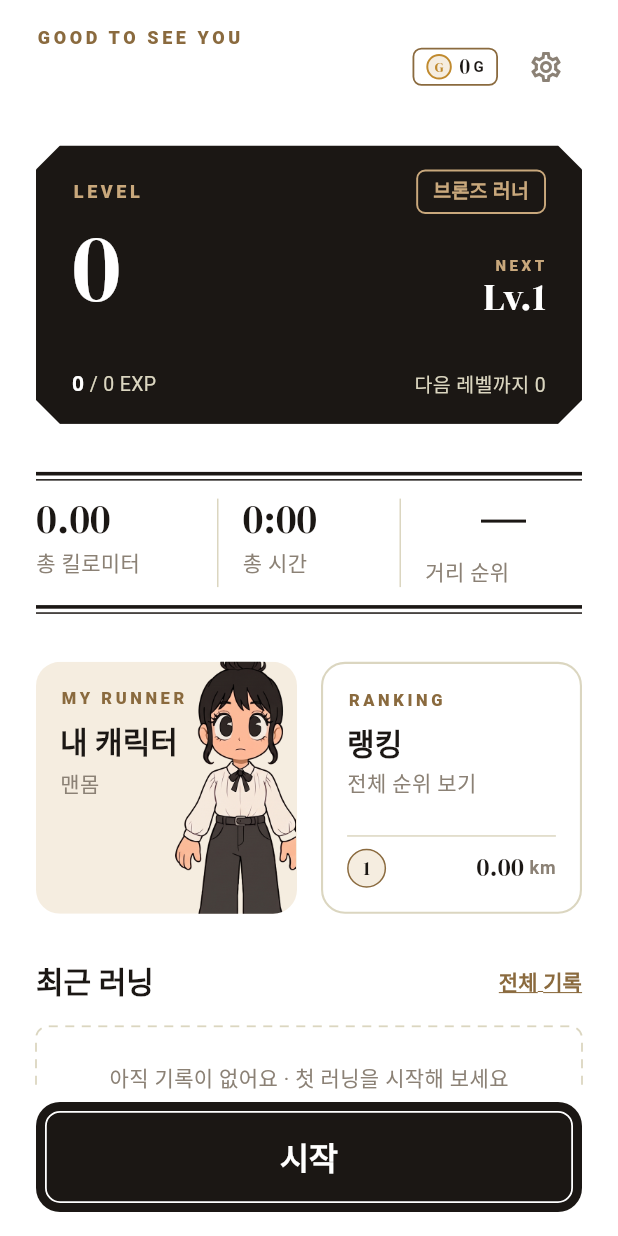
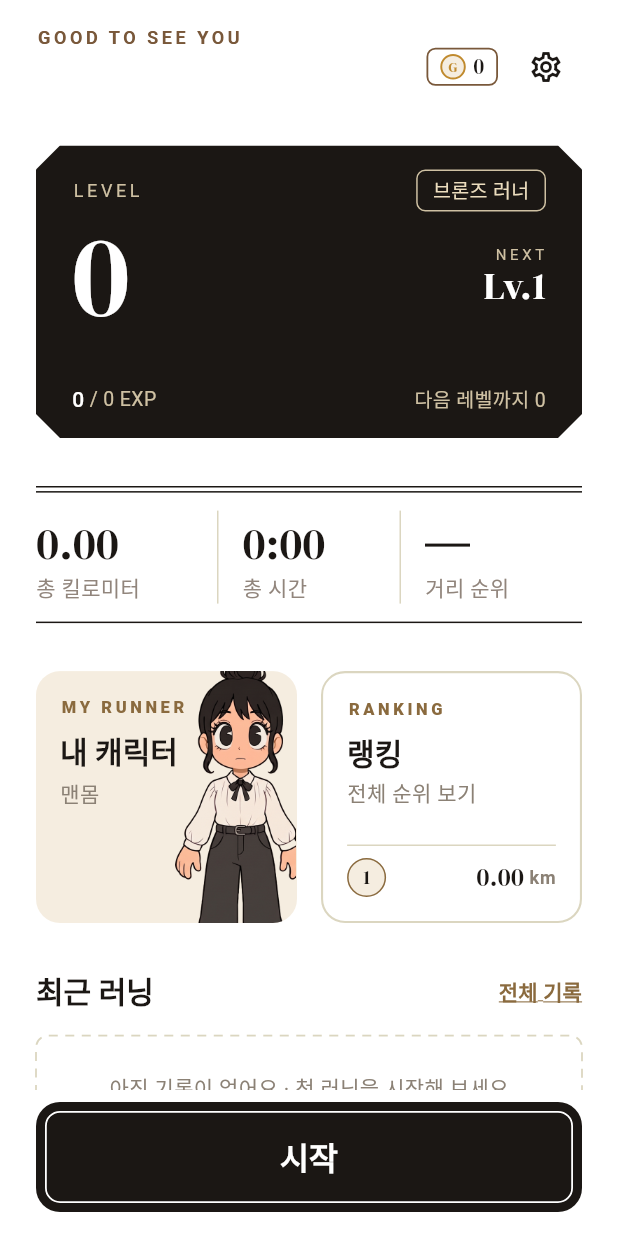
Before and after one commit to 2939202/COINrun, a Flutter app: the screen it shows once a user with an empty profile is signed in, on a phone screen of 412 x 824 dp. Run offline on Flutter 3.47's test engine with Material 3 defaults, Android fonts, the phone set to English and light mode, and no system bars; our stand-ins replace cloud_firestore, firebase_auth, firebase_core, flutter_map, geolocator, latlong2 and 2 more; accounts and stored records are empty; Roboto replaces fonts that are missing (ChosunKm, JayeonSans).

Commit message:
Restyle the home screen with Jayeon Sans and Hahmlet
Co-Authored-By: Claude Opus 5.5 <noreply@anthropic.com>

```diff
--- a/lib/theme/app_theme.dart
+++ b/lib/theme/app_theme.dart
@@ -22,16 +22,24 @@ class AppColors {
   // 포인트 색. 아껴서 씁니다. (레벨업, 지도 경로, 내 순위 강조)
   static const Color accent = Color(0xFF8A6A3E);
 
+  // 홈 화면 인사말과 골드 테두리. accent보다 한 톤 진합니다.
+  static const Color accentDeep = Color(0xFF79583A);
+
   // 검은 카드 위에 올리는 포인트색. 어두운 갈색은 검정 위에서 읽히지 않아 밝게 씁니다.
   static const Color accentOnDark = Color(0xFFC9A87C);
 
   // 검은 카드 위의 빈 칸(진행바 바닥). 너무 어두우면 막대가 아예 안 보입니다.
   static const Color trackOnDark = Color(0xFF4B4139);
 
+  // 검은 카드 위의 글자. 흰색보다 한 톤 낮춰서 숫자(흰색)만 튀게 합니다.
+  static const Color sandOnDark = Color(0xFFCFC1A3); // LEVEL, NEXT, 경험치 설명
+  static const Color paperOnDark = Color(0xFFECDDBE); // 등급표 안 글자
+
   static const Color cream = Color(0xFFF5EDE0); // 카드 배경
   static const Color creamDeep = Color(0xFFF1E8D7); // 캐릭터/잡화점 같은 화면 배경
   static const Color sand = Color(0xFFDBD6C0); // 구분선, 진행바 바닥
   static const Color mute = Color(0xFF8B8175); // 보조 글자
+  static const Color label = Color(0xFF91857C); // 큰 숫자 아래 이름 (총 킬로미터 ...)
   static const Color gold = Color(0xFFC08A2E); // 골드 숫자
 
   static const Color error = Color(0xFFB4442A);
@@ -66,10 +74,18 @@ class AppTheme {
   // 한글 글꼴
   static const String koreanFont = 'ChosunKm';
 
+  // 고딕. 검은 카드 글자와 홈 화면의 작은 이름들에 씁니다. 굵기는 400, 500 두 가지입니다.
+  static const String sansFont = 'JayeonSans';
+
+  // 한글 세리프. 숫자 글꼴(DMSerif)에는 한글이 없어서 "3위"의 "위"를 이걸로 씁니다.
+  static const String hangulSerifFont = 'Hahmlet';
+
   static const TextStyle number = TextStyle(
     fontFamily: numberFont,
     height: 1.0,
   );
+
+  static const TextStyle sans = TextStyle(fontFamily: sansFont);
 
   // 영문 소제목 (GOOD TO SEE YOU, LEVEL, MY RUNNER ...)
   static const TextStyle caption = TextStyle(
--- a/lib/widgets/home_widgets.dart
+++ b/lib/widgets/home_widgets.dart
@@ -35,7 +35,19 @@ class HomeHeader extends StatelessWidget {
           child: Column(
             crossAxisAlignment: CrossAxisAlignment.start,
             children: [
-              Text('GOOD TO SEE YOU', style: AppTheme.caption),
+              Text(
+                'GOOD TO SEE YOU',
+                style: AppTheme.caption.copyWith(
+                  fontFamily: AppTheme.sansFont,
+                  fontWeight: FontWeight.w500,
+                  color: AppColors.accentDeep,
+                  // 자연산스는 Medium(500)이 가장 굵습니다. 그보다 진하게 보이도록
+                  // 같은 색 그림자를 옆으로 살짝 겹칩니다.
+                  shadows: const [
+                    Shadow(color: AppColors.accentDeep, offset: Offset(0.4, 0)),
+                  ],
+                ),
+              ),
               const SizedBox(height: AppSpacing.xs),
               Text(
                 user.nickname,
@@ -50,6 +62,7 @@ class HomeHeader extends StatelessWidget {
         IconButton(
           tooltip: '설정',
           onPressed: onSettings,
+          color: AppColors.black,
           icon: const Icon(Icons.settings_outlined),
         ),
       ],
@@ -65,7 +78,6 @@ class LevelCard extends StatelessWidget {
 
   @override
   Widget build(BuildContext context) {
-    final textTheme = Theme.of(context).textTheme;
     final int needed = RunRules.expToNextLevel(user.level);
     final double progress = (user.exp / needed).clamp(0.0, 1.0);
 
@@ -84,7 +96,11 @@ class LevelCard extends StatelessWidget {
             children: [
               Text(
                 'LEVEL',
-                style: AppTheme.caption.copyWith(color: AppColors.accentOnDark),
+                style: AppTheme.caption.copyWith(
+                  fontFamily: AppTheme.sansFont,
+                  fontWeight: FontWeight.w400,
+                  color: AppColors.sandOnDark,
+                ),
               ),
               const Spacer(),
               // 등급표
@@ -94,14 +110,15 @@ class LevelCard extends StatelessWidget {
                   vertical: 3,
                 ),
                 decoration: BoxDecoration(
-                  border: Border.all(color: AppColors.accentOnDark, width: 1.3),
+                  border: Border.all(color: AppColors.sandOnDark, width: 1),
                   borderRadius: BorderRadius.circular(6),
                 ),
                 child: Text(
                   RunRules.tierName(user.level),
-                  style: textTheme.titleMedium?.copyWith(
-                    color: AppColors.accentOnDark,
+                  style: AppTheme.sans.copyWith(
+                    color: AppColors.paperOnDark,
                     fontSize: 13,
+                    fontWeight: FontWeight.w500,
                   ),
                 ),
               ),
@@ -111,12 +128,12 @@ class LevelCard extends StatelessWidget {
 
           // 큰 레벨 숫자 + 오른쪽에 다음 레벨
           Row(
-            crossAxisAlignment: CrossAxisAlignment.end,
+            crossAxisAlignment: CrossAxisAlignment.center,
             children: [
               Text(
                 '${user.level}',
                 style: AppTheme.number.copyWith(
-                  fontSize: 64,
+                  fontSize: 76,
                   color: AppColors.white,
                 ),
               ),
@@ -127,8 +144,10 @@ class LevelCard extends StatelessWidget {
                   Text(
                     'NEXT',
                     style: AppTheme.caption.copyWith(
+                      fontFamily: AppTheme.sansFont,
+                      fontWeight: FontWeight.w400,
                       fontSize: 10,
-                      color: AppColors.accentOnDark,
+                      color: AppColors.sandOnDark,
                     ),
                   ),
                   const SizedBox(height: 1),
@@ -162,16 +181,17 @@ class LevelCard extends StatelessWidget {
                   children: [
                     Text(
                       '${user.exp}',
-                      style: textTheme.titleMedium?.copyWith(
+                      style: AppTheme.sans.copyWith(
                         color: AppColors.white,
                         fontSize: 14,
+                        fontWeight: FontWeight.w500,
                       ),
                     ),
                     Flexible(
                       child: Text(
                         ' / $needed EXP',
-                        style: textTheme.bodyMedium?.copyWith(
-                          color: AppColors.sand,
+                        style: AppTheme.sans.copyWith(
+                          color: AppColors.sandOnDark,
                           fontSize: 13,
                         ),
                         overflow: TextOverflow.ellipsis,
@@ -184,8 +204,8 @@ class LevelCard extends StatelessWidget {
               Expanded(
                 child: Text(
                   '다음 레벨까지 ${needed - user.exp}',
-                  style: textTheme.bodyMedium?.copyWith(
-                    color: AppColors.sand,
+                  style: AppTheme.sans.copyWith(
+                    color: AppColors.sandOnDark,
                     fontSize: 13,
                   ),
                   overflow: TextOverflow.ellipsis,
@@ -210,7 +230,8 @@ class TotalsRow extends StatelessWidget {
   Widget build(BuildContext context) {
     return Column(
       children: [
-        const DoubleRule(),
+        // 위는 두 줄, 아래는 한 줄. 세 줄 모두 같은 굵기입니다.
+        const DoubleRule(thick: 1),
         Padding(
           padding: const EdgeInsets.symmetric(vertical: AppSpacing.sm + 4),
           child: IntrinsicHeight(
@@ -221,6 +242,7 @@ class TotalsRow extends StatelessWidget {
                   child: TotalBlock(
                     value: formatKm(user.totalDistance),
                     label: '총 킬로미터',
+                    home: true,
                   ),
                 ),
                 const VerticalDivider(color: AppColors.sand, width: 1),
@@ -229,6 +251,7 @@ class TotalsRow extends StatelessWidget {
                     value: formatHoursMinutes(user.totalRunSeconds),
                     label: '총 시간',
                     padLeft: true,
+                    home: true,
                   ),
                 ),
                 const VerticalDivider(color: AppColors.sand, width: 1),
@@ -237,11 +260,32 @@ class TotalsRow extends StatelessWidget {
             ),
           ),
         ),
-        const DoubleRule(),
+        Container(height: 1, color: AppColors.black),
       ],
     );
   }
 }
+
+// 홈 화면의 누적 기록 글자. 러닝 화면은 원래 크기와 색을 그대로 씁니다.
+const double _homeTotalSize = 30;
+const double _homeRankSize = 33;
+
+// 세 칸의 숫자 크기가 달라도 이름 줄이 같은 높이에 오도록, 숫자 자리 높이를
+// 고정하고 아래에 붙입니다.
+const double _homeNumberBox = 36;
+const double _homeNumberGap = AppSpacing.xs + 1;
+
+Widget _homeNumber(Widget child) {
+  return SizedBox(
+    height: _homeNumberBox,
+    child: Align(alignment: Alignment.bottomLeft, child: child),
+  );
+}
+
+final TextStyle _homeTotalLabel = AppTheme.sans.copyWith(
+  fontSize: 14,
+  color: AppColors.label,
+);
 
 class TotalBlock extends StatelessWidget {
   final String value;
@@ -251,12 +295,16 @@ class TotalBlock extends StatelessWidget {
   // 러닝 화면처럼 세 칸을 가운데 정렬로 쓸 때
   final bool center;
 
+  // 홈 화면: 숫자를 조금 크게, 이름은 고딕 회색으로
+  final bool home;
+
   const TotalBlock({
     super.key,
     required this.value,
     required this.label,
     this.padLeft = false,
     this.center = false,
+    this.home = false,
   });
 
   @override
@@ -270,16 +318,30 @@ class TotalBlock extends StatelessWidget {
             : CrossAxisAlignment.start,
         mainAxisSize: MainAxisSize.min,
         children: [
+          if (home)
+            _homeNumber(
+              FittedBox(
+                fit: BoxFit.scaleDown,
+                alignment: Alignment.bottomLeft,
+                child: Text(
+                  value,
+                  style: AppTheme.number.copyWith(fontSize: _homeTotalSize),
+                ),
+              ),
+            )
+          else
             // 숫자가 길어도 칸을 넘지 않게 줄여서 맞춥니다.
             FittedBox(
               fit: BoxFit.scaleDown,
               alignment: center ? Alignment.center : Alignment.centerLeft,
               child: Text(value, style: AppTheme.number.copyWith(fontSize: 27)),
             ),
-          const SizedBox(height: AppSpacing.xs + 1),
+          const SizedBox(height: _homeNumberGap),
           Text(
             label,
-            style: textTheme.bodyMedium?.copyWith(color: AppColors.mute),
+            style: home
+                ? _homeTotalLabel
+                : textTheme.bodyMedium?.copyWith(color: AppColors.mute),
             overflow: TextOverflow.ellipsis,
           ),
         ],
@@ -319,9 +381,9 @@ class RankTotalState extends State<RankTotal> {
             children: [
               // 아직 순위가 없으면 줄 하나로 비워둡니다.
               if (rank == null)
-                SizedBox(
-                  height: 30,
-                  child: Center(
+                _homeNumber(
+                  Padding(
+                    padding: const EdgeInsets.only(bottom: 12),
                     child: Container(
                       width: 30,
                       height: 2,
@@ -330,20 +392,32 @@ class RankTotalState extends State<RankTotal> {
                   ),
                 )
               else
+                _homeNumber(
                   FittedBox(
                     fit: BoxFit.scaleDown,
-                  alignment: Alignment.centerLeft,
-                  child: Text(
-                    '$rank위',
-                    style: AppTheme.number.copyWith(fontSize: 30),
+                    alignment: Alignment.bottomLeft,
+                    // 숫자 글꼴에는 한글이 없어서 "위"만 한글 세리프로 씁니다.
+                    child: Text.rich(
+                      TextSpan(
+                        text: '$rank',
+                        children: [
+                          TextSpan(
+                            text: '위',
+                            style: TextStyle(
+                              fontFamily: AppTheme.hangulSerifFont,
+                              fontWeight: FontWeight.w600,
                             ),
                           ),
-              const SizedBox(height: AppSpacing.sm),
+                        ],
+                      ),
+                      style: AppTheme.number.copyWith(fontSize: _homeRankSize),
+                    ),
+                  ),
+                ),
+              const SizedBox(height: _homeNumberGap),
               Text(
                 '거리 순위',
-                style: Theme.of(
-                  context,
-                ).textTheme.bodyMedium?.copyWith(color: AppColors.mute),
+                style: _homeTotalLabel,
                 overflow: TextOverflow.ellipsis,
               ),
             ],
@@ -356,13 +430,16 @@ class RankTotalState extends State<RankTotal> {
 
 // 굵은 줄 + 가는 줄
 class DoubleRule extends StatelessWidget {
-  const DoubleRule({super.key});
+  // 위 줄 굵기. 아래 줄은 항상 1입니다.
+  final double thick;
+
+  const DoubleRule({super.key, this.thick = 2.4});
 
   @override
   Widget build(BuildContext context) {
     return Column(
       children: [
-        Container(height: 2.4, color: AppColors.black),
+        Container(height: thick, color: AppColors.black),
         const SizedBox(height: 2.4),
         Container(height: 1, color: AppColors.black),
       ],
@@ -556,7 +633,6 @@ class GoldPill extends StatelessWidget {
 
   @override
   Widget build(BuildContext context) {
-    final textTheme = Theme.of(context).textTheme;
     return Container(
       padding: const EdgeInsets.symmetric(
         horizontal: AppSpacing.sm,
@@ -564,7 +640,7 @@ class GoldPill extends StatelessWidget {
       ),
       decoration: BoxDecoration(
         borderRadius: BorderRadius.circular(6),
-        border: Border.all(color: AppColors.accent, width: 1.2),
+        border: Border.all(color: AppColors.accentDeep, width: 1.2),
       ),
       child: Row(
         mainAxisSize: MainAxisSize.min,
@@ -588,14 +664,6 @@ class GoldPill extends StatelessWidget {
           ),
           const SizedBox(width: AppSpacing.xs + 1),
           Text('$gold', style: AppTheme.number.copyWith(fontSize: 14)),
-          const SizedBox(width: 2),
-          Text(
-            'G',
-            style: textTheme.labelMedium?.copyWith(
-              color: AppColors.black,
-              fontSize: 10,
-            ),
-          ),
         ],
       ),
     );
```
Also changed, not shown: assets/fonts/Hahmlet-OFL.txt (added, +93 -0 lines), pubspec.yaml (+12 -0 lines), 3 other files. Lines whose indentation alone changed are shown as unchanged.
